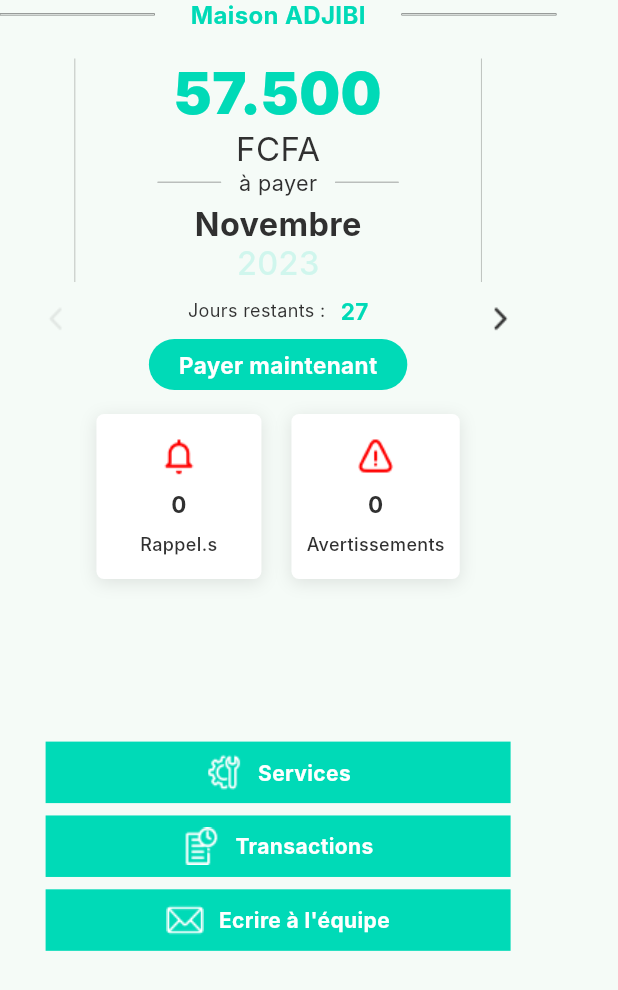
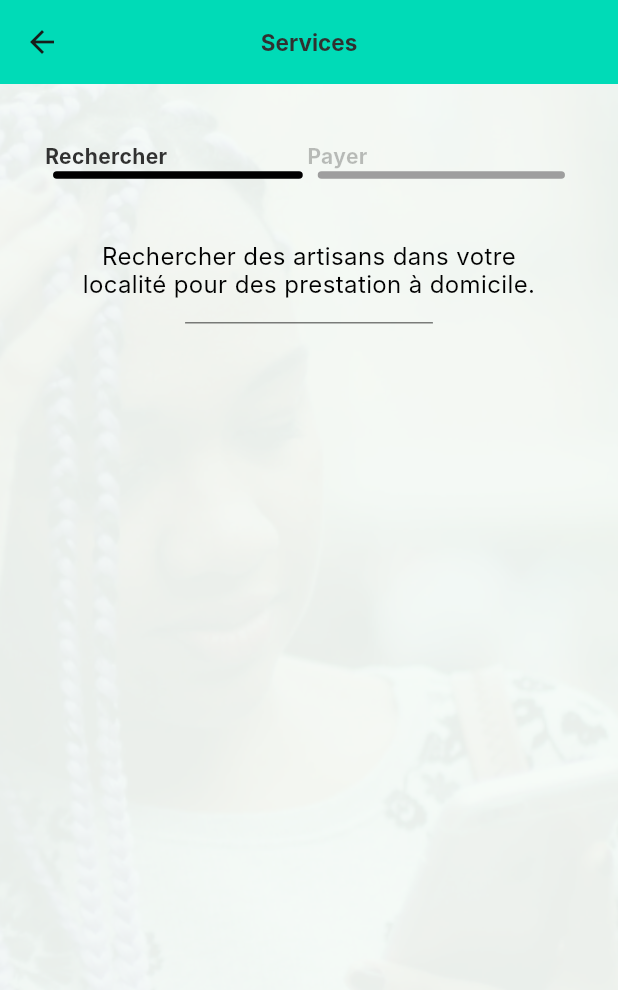
Before and after one commit to agossadourin/locapay, a Flutter app: the DashBoardPage widget shown alone on an empty page, opened directly, after a tap on "Services", on a phone screen of 412 x 824 dp. Shown: the top 990 px of the screen. Run offline on Flutter 3.47's test engine with Material 2 defaults, Android fonts, the phone set to English and light mode, and no system bars; drawn by our look-alikes of smooth_page_indicator; our stand-ins replace dio, get, get_storage, image_picker, local_auth, open_file and 3 more; missing offline and left inert: flutter_downloader, flutter_pdfview; accounts and stored records are empty; Roboto replaces fonts that are missing (Inter).

Commit message:
Add Get package and navigate to ServicesPage and PaymentPage

```diff
--- a/lib/app/modules/principal/contracts/contract_page.dart
+++ b/lib/app/modules/principal/contracts/contract_page.dart
@@ -5,9 +5,11 @@ import 'package:locapay/app/modules/principal/contracts/pdf_test.dart';
 import 'package:locapay/app/modules/principal/contracts/sign_page.dart';
 import 'package:locapay/app/modules/principal/contracts/widgets/article.dart';
 import 'package:local_auth/local_auth.dart';
+import 'package:locapay/app/modules/principal/payments/payment_page.dart';
 import 'package:locapay/app/modules/principal/principal.dart';
 
 import '../controllers/principal_controller.dart';
+import '../payments/controllers/payment_type_controller.dart';
 
 class ContractPage extends StatelessWidget {
   ContractPage({super.key});
@@ -231,7 +233,9 @@ class ContractPage extends StatelessWidget {
                         if (isAuthenticated) {
                           Get.find<PrincipalController>().hasLocation.value =
                               true;
-                          Get.to(() => PdfTest());
+                          Get.find<PaymentTypeController>().paymentType.value =
+                              0;
+                          Get.to(() => PaymentPage());
                         } else {
                           Get.snackbar('Erreur', 'Erreur d\'authentification');
                         }
--- a/lib/app/modules/principal/dashboard/dashboard_page.dart
+++ b/lib/app/modules/principal/dashboard/dashboard_page.dart
@@ -1,4 +1,6 @@
 import 'package:flutter/material.dart';
+import 'package:get/get.dart';
+import 'package:locapay/app/modules/principal/dashboard/services_pages/services_page.dart';
 import 'package:locapay/app/modules/principal/dashboard/widgets/dashboard_widget.dart';
 import 'package:locapay/app/widgets/rect_action_button.dart';
 
@@ -16,7 +18,9 @@ class DashBoardPage extends StatelessWidget {
           ),
           RectActionButton(
               action: 'Services',
-              onPressed: () {},
+              onPressed: () {
+                Get.to(() => ServicesPage());
+              },
               icon: 'assets/icons/services.png'),
           SizedBox(
             height: MediaQuery.of(context).size.height * 0.01,
--- /dev/null
+++ b/lib/app/modules/principal/dashboard/services_pages/services_page.dart
@@ -0,0 +1,159 @@
+import 'package:flutter/material.dart';
+import 'package:get/get.dart';
+import 'package:locapay/app/modules/principal/dashboard/services_pages/widgets/payment_widget.dart';
+import 'package:locapay/app/modules/principal/dashboard/services_pages/widgets/services_widget.dart';
+import 'package:smooth_page_indicator/smooth_page_indicator.dart';
+
+class ServicesPage extends StatelessWidget {
+  ServicesPage({super.key});
+  final PageController _controller = PageController();
+  final TextStyle activeStyle = const TextStyle(
+    fontFamily: 'Inter',
+    fontSize: 14,
+    fontStyle: FontStyle.normal,
+    fontWeight: FontWeight.w700,
+    color: Color(0xFF313131),
+  );
+
+  final TextStyle inactiveStyle = const TextStyle(
+    fontFamily: 'Inter',
+    fontSize: 14,
+    fontStyle: FontStyle.normal,
+    fontWeight: FontWeight.w700,
+    color: Color.fromRGBO(0, 0, 0, 0.25),
+  );
+  final RxBool _isServicePage = true.obs;
+
+  @override
+  Widget build(BuildContext context) {
+    return Scaffold(
+      body: Stack(
+        children: [
+          Container(
+            width: MediaQuery.of(context).size.width,
+            decoration: const BoxDecoration(
+              image: DecorationImage(
+                image: AssetImage(
+                    "assets/images/welcome_bg_img.png"), // replace with your image path
+                fit: BoxFit.cover,
+              ),
+            ),
+          ),
+          SingleChildScrollView(
+            child: Column(
+              children: [
+                AppBar(
+                  title: const Text(
+                    'Services',
+                    textAlign: TextAlign.center,
+                    style: TextStyle(
+                      color: Color(0xFF303030),
+                      fontSize: 15,
+                      fontFamily: 'Inter',
+                      fontWeight: FontWeight.w700,
+                      height: 0,
+                    ),
+                  ),
+                  centerTitle: true,
+                  // green with opacity of 0.5
+                  backgroundColor:
+                      const Color(0xFF00DBB7), // green with opacity of 0.5
+                  elevation: 0,
+
+                  //menu hamburger with notification button at the right and title centered
+                  leading: Builder(
+                    builder: (BuildContext context) {
+                      return IconButton(
+                        icon: const Icon(Icons.arrow_back),
+                        onPressed: () {
+                          Get.back();
+                        },
+                      );
+                    },
+                  ),
+                ),
+                Container(
+                  padding: const EdgeInsets.all(30),
+                  child: Column(
+                    children: [
+                      SizedBox(
+                        height: MediaQuery.of(context).size.height * 0.01,
+                      ),
+                      Obx(
+                        () => Row(
+                          children: [
+                            SizedBox(
+                              width: MediaQuery.of(context).size.width * 0.4,
+                              child: GestureDetector(
+                                onTap: () {
+                                  _controller.jumpToPage(0);
+                                },
+                                child: Text(
+                                  'Rechercher',
+                                  style: _isServicePage.value
+                                      ? activeStyle
+                                      : inactiveStyle,
+                                ),
+                              ),
+                            ),
+                            const SizedBox(
+                              width: 10,
+                            ),
+                            SizedBox(
+                              width: MediaQuery.of(context).size.width * 0.4,
+                              child: GestureDetector(
+                                onTap: () {
+                                  _controller.jumpToPage(1);
+                                },
+                                child: Text(
+                                  'Payer',
+                                  style: _isServicePage.value
+                                      ? inactiveStyle
+                                      : activeStyle,
+                                ),
+                              ),
+                            ),
+                          ],
+                        ),
+                      ),
+                      SmoothPageIndicator(
+                          controller: _controller,
+                          count: 2,
+                          effect: ExpandingDotsEffect(
+                            dotColor: Colors.grey,
+                            activeDotColor: Colors.black,
+                            dotHeight: 5,
+                            dotWidth: MediaQuery.of(context).size.width * 0.4,
+                            expansionFactor: 1.01,
+                            spacing: 10,
+                          )),
+                      SizedBox(
+                        height: MediaQuery.of(context).size.height * 0.05,
+                      ),
+                      SizedBox(
+                        width: MediaQuery.of(context).size.width * 0.8,
+                        height: MediaQuery.of(context).size.height * 0.5,
+                        child: PageView(
+                          controller: _controller,
+                          onPageChanged: (index) {
+                            if (index == 0) {
+                              _isServicePage.value = true;
+                            } else {
+                              _isServicePage.value = false;
+                            }
+                          },
+                          children: const [ServicesWidget(), PaymentWidget()],
+                        ),
+                      )
+                    ],
+                  ),
+                )
+              ],
+            ),
+          ),
+        ],
+      ),
+    );
+    ;
+  }
+}
--- /dev/null
+++ b/lib/app/modules/principal/dashboard/services_pages/widgets/services_widget.dart
@@ -0,0 +1,45 @@
+import 'package:flutter/material.dart';
+
+class ServicesWidget extends StatelessWidget {
+  const ServicesWidget({super.key});
+
+  @override
+  Widget build(BuildContext context) {
+    return Column(
+      children: [
+        SizedBox(
+          width: MediaQuery.of(context).size.width * 0.8,
+          child: const Text(
+            'Rechercher des artisans dans votre\nlocalité pour des prestation à domicile.',
+            textAlign: TextAlign.center,
+            style: TextStyle(
+              color: Colors.black,
+              fontSize: 16,
+              fontFamily: 'Inter',
+              fontWeight: FontWeight.w400,
+              height: 0,
+            ),
+          ),
+        ),
+        SizedBox(
+          height: MediaQuery.of(context).size.height * 0.02,
+        ),
+        Container(
+          width: MediaQuery.of(context).size.width * 0.4,
+          decoration: ShapeDecoration(
+            shape: RoundedRectangleBorder(
+              side: BorderSide(
+                width: 0.50,
+                strokeAlign: BorderSide.strokeAlignCenter,
+                color: Colors.black.withOpacity(0.5),
+              ),
+            ),
+          ),
+        ),
+        SizedBox(
+          height: MediaQuery.of(context).size.height * 0.02,
+        ),
+      ],
+    );
+  }
+}
--- a/lib/app/modules/principal/dashboard/widgets/dashboard_widget.dart
+++ b/lib/app/modules/principal/dashboard/widgets/dashboard_widget.dart
@@ -1,5 +1,6 @@
 import 'package:flutter/material.dart';
 import 'package:get/get.dart';
+import 'package:locapay/app/modules/principal/payments/controllers/payment_type_controller.dart';
 import 'package:locapay/app/modules/principal/payments/payment_page.dart';
 
 class DashBoardWidget extends StatelessWidget {
@@ -280,6 +281,11 @@ class DashBoardWidget extends StatelessWidget {
                       children: [
                         GestureDetector(
                           onTap: () {
+                            Get.find<PaymentTypeController>()
+                                .paymentType
+                                .value = 1;
+                            print(
+                                "****\n  ${Get.find<PaymentTypeController>().paymentType.value} ");
                             Get.to(() => PaymentPage());
                           },
                           child: Container(
```
Also changed, not shown: lib/app/modules/principal/dashboard/services_pages/widgets/payment_widget.dart (added, +10 -0 lines), lib/app/modules/principal/payments/payment_page.dart (+74 -4 lines), lib/app/modules/principal/payments/widgets/payment_done.dart (added, +203 -0 lines), assets/icons/download_bill.png (added), assets/icons/transaction_history.png (added).
